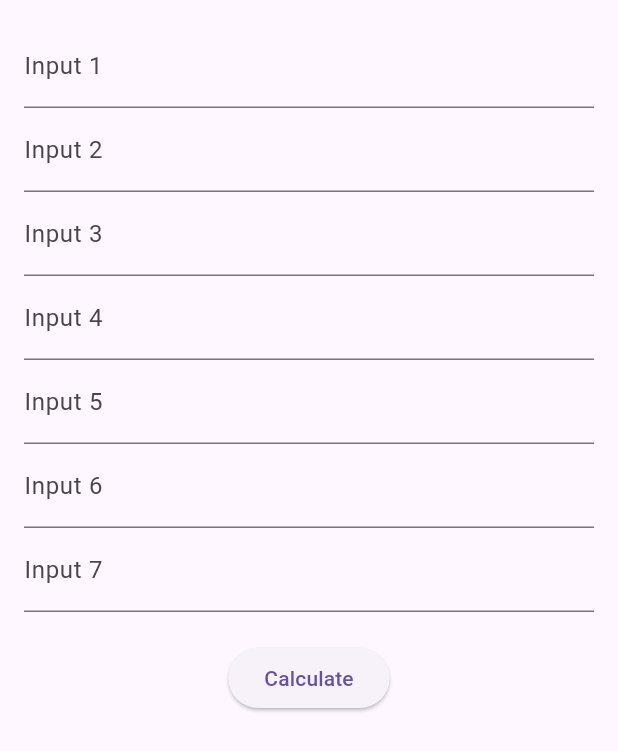
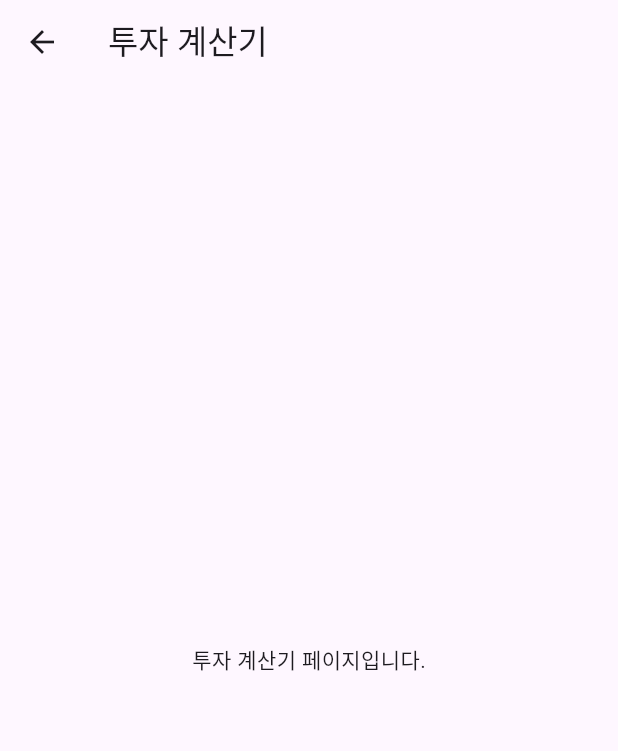
Before and after one commit to alphalista/alphalista_ncloud_dump, a Flutter app: the CalculatorPage screen opened directly, on a phone screen of 412 x 824 dp. Shown: the top 751 px of the screen. Run offline on Flutter 3.47's test engine with Material 3 defaults, Android fonts, the phone set to English and light mode, and no system bars; our stand-ins replace dio, get, infinite_scroll_pagination, syncfusion_flutter_calendar, syncfusion_flutter_charts; network calls fail.

Commit message:
Modified calculator.dart deleting unnecessary inputs

```diff
--- a/kpaas_flutter/lib/NaviBar/calculator.dart
+++ b/kpaas_flutter/lib/NaviBar/calculator.dart
@@ -1,95 +1,14 @@
 import 'package:flutter/material.dart';
 
-class CalculatorPage extends StatefulWidget {
-  @override
-  _CalculatorPageState createState() => _CalculatorPageState();
-}
-
-class _CalculatorPageState extends State<CalculatorPage> {
-  // Controllers for each input field
-  final TextEditingController _input1Controller = TextEditingController();
-  final TextEditingController _input2Controller = TextEditingController();
-  final TextEditingController _input3Controller = TextEditingController();
-  final TextEditingController _input4Controller = TextEditingController();
-  final TextEditingController _input5Controller = TextEditingController();
-  final TextEditingController _input6Controller = TextEditingController();
-  final TextEditingController _input7Controller = TextEditingController();
-
-  String _output = '';
-
-  void _calculateOutput() {
-    // Example: Summing up the values entered in the text fields
-    setState(() {
-      _output = 'Sum: ' +
-          (_parseToDouble(_input1Controller.text) +
-              _parseToDouble(_input2Controller.text) +
-              _parseToDouble(_input3Controller.text) +
-              _parseToDouble(_input4Controller.text) +
-              _parseToDouble(_input5Controller.text) +
-              _parseToDouble(_input6Controller.text) +
-              _parseToDouble(_input7Controller.text))
-              .toStringAsFixed(2);
-    });
-  }
-
-  double _parseToDouble(String value) {
-    return double.tryParse(value) ?? 0.0; // Default to 0 if parsing fails
-  }
-
+class CalculatorPage extends StatelessWidget {
   @override
   Widget build(BuildContext context) {
     return Scaffold(
-      body: Padding(
-        padding: const EdgeInsets.all(16.0),
-        child: Column(
-          children: [
-            TextField(
-              controller: _input1Controller,
-              keyboardType: TextInputType.number,
-              decoration: InputDecoration(labelText: 'Input 1'),
-            ),
-            TextField(
-              controller: _input2Controller,
-              keyboardType: TextInputType.number,
-              decoration: InputDecoration(labelText: 'Input 2'),
-            ),
-            TextField(
-              controller: _input3Controller,
-              keyboardType: TextInputType.number,
-              decoration: InputDecoration(labelText: 'Input 3'),
-            ),
-            TextField(
-              controller: _input4Controller,
-              keyboardType: TextInputType.number,
-              decoration: InputDecoration(labelText: 'Input 4'),
-            ),
-            TextField(
-              controller: _input5Controller,
-              keyboardType: TextInputType.number,
-              decoration: InputDecoration(labelText: 'Input 5'),
-            ),
-            TextField(
-              controller: _input6Controller,
-              keyboardType: TextInputType.number,
-              decoration: InputDecoration(labelText: 'Input 6'),
-            ),
-            TextField(
-              controller: _input7Controller,
-              keyboardType: TextInputType.number,
-              decoration: InputDecoration(labelText: 'Input 7'),
-            ),
-            SizedBox(height: 20),
-            ElevatedButton(
-              onPressed: _calculateOutput,
-              child: Text('Calculate'),
-            ),
-            SizedBox(height: 20),
-            Text(
-              _output,
-              style: TextStyle(fontSize: 20, fontWeight: FontWeight.bold),
-            ),
-          ],
-        ),
+      appBar: AppBar(
+        title: Text('투자 계산기'),
+      ),
+      body: Center(
+        child: Text('투자 계산기 페이지입니다.'),
       ),
     );
   }
```
